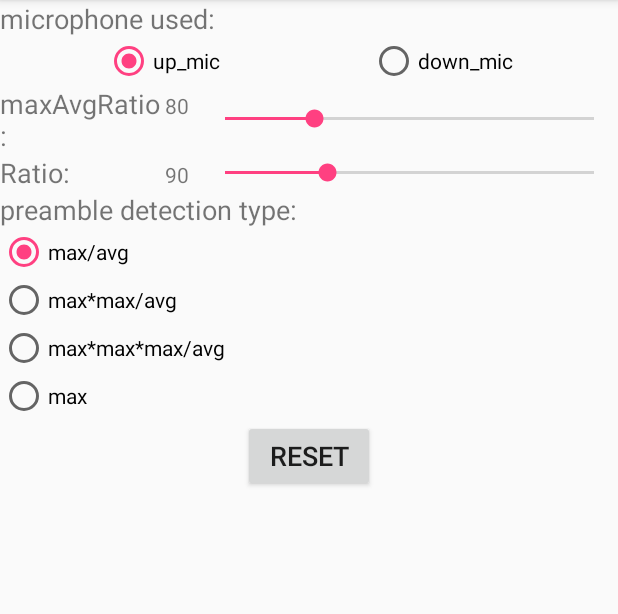
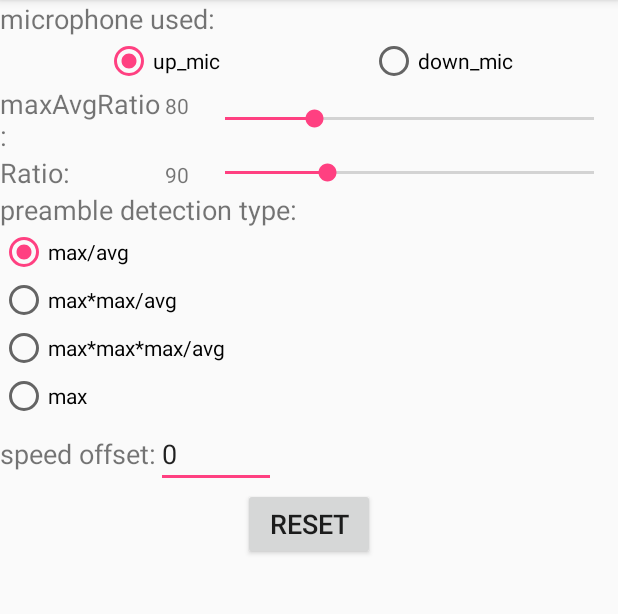
Before and after one commit to caichao/AALTS, an Android app: the SettingActivity screen opened directly, with no data from a screen before it, on a phone screen of 412 x 824 dp, the part 84-698 px from its top. Run offline under Robolectric (Android 15) with nearby library versions, the light colour scheme and no system bars; our stand-ins replace ButterKnife.

Commit message:
添加了速度偏移的设置

```diff
--- a/app/src/main/java/hust/cc/asynchronousacousticlocalization/activity/MainActivity.java
+++ b/app/src/main/java/hust/cc/asynchronousacousticlocalization/activity/MainActivity.java
@@ -196,7 +196,6 @@ public class MainActivity extends AppCompatActivity implements AudioRecorder.Rec
         decodeScheduleMessage = DecodeScheduleMessage.getInstance();
         decodeScheduleMessage.start();
         Log.e(TAG, "decodeSchedule thread started");
-        try {
         editThreshold.setText(Float.toString(Decoder.rThreshold));
         editThreshold.setOnFocusChangeListener(new View.OnFocusChangeListener() {
             @Override
@@ -223,9 +222,6 @@ public class MainActivity extends AppCompatActivity implements AudioRecorder.Rec
 
             }
         });
-        }catch (Exception e){
-            e.printStackTrace();
-        }
         loadSettings();
 
 
@@ -527,6 +523,7 @@ public class MainActivity extends AppCompatActivity implements AudioRecorder.Rec
         Decoder.marThreshold = data.getIntExtra("maxAvgRatio",(int)FlagVar.maxAvgRatioThreshold)*1.0f/10;;
         Decoder.mUsed = data.getIntExtra("micUsed",FlagVar.micUsed);
         Decoder.pdType = data.getIntExtra("preambleDetectionType",FlagVar.micUsed);
+        Decoder.sOffset = data.getIntExtra("speedOffset",FlagVar.speedOffset);
         System.out.println("rThreshold:"+Decoder.rThreshold+"  marThreshold:"+Decoder.marThreshold);
         System.out.println(result);
     }
@@ -537,6 +534,7 @@ public class MainActivity extends AppCompatActivity implements AudioRecorder.Rec
         Decoder.pdType = sharedPreferences.getInt("preambleDetectionType",FlagVar.preambleDetectionType);
         Decoder.marThreshold = sharedPreferences.getInt("maxAvgRatio",(int)(FlagVar.maxAvgRatioThreshold*10))*1.0f/10;
         Decoder.rThreshold = sharedPreferences.getInt("ratio",(int)(FlagVar.ratioThreshold*10))*1.0f/10;
+        Decoder.sOffset = sharedPreferences.getInt("speedOffset",FlagVar.speedOffset);
     }
 
 }
--- a/app/src/main/java/hust/cc/asynchronousacousticlocalization/activity/SettingActivity.java
+++ b/app/src/main/java/hust/cc/asynchronousacousticlocalization/activity/SettingActivity.java
@@ -6,9 +6,12 @@ import android.content.SharedPreferences;
 import android.os.Bundle;
 import android.support.v7.app.AppCompatActivity;
 import android.view.KeyEvent;
+import android.view.MotionEvent;
 import android.view.View;
+import android.view.inputmethod.InputMethodManager;
 import android.widget.Button;
-import android.widget.ProgressBar;
+import android.widget.EditText;
+import android.widget.LinearLayout;
 import android.widget.RadioButton;
 import android.widget.RadioGroup;
 import android.widget.SeekBar;
@@ -47,11 +50,16 @@ public class SettingActivity extends AppCompatActivity{
     RadioButton detectButton4;
     @BindView(R.id.reset_settings)
     Button resetButton;
+    @BindView(R.id.speed_offset)
+    EditText offsetEdit;
+    @BindView(R.id.setting_linear)
+    LinearLayout settingLinear;
 
     private int micUsed;
     private int preambleDetectionType;
     private int maxAvgRatio;
     private int ratio;
+    private int speedOffset;
     private SharedPreferences sharedPreferences;
     private String runningSettingsStr = "RUNNING_SETTINGS";
 
@@ -145,14 +153,44 @@ public class SettingActivity extends AppCompatActivity{
                 preambleDetectionType = FlagVar.preambleDetectionType;
                 maxAvgRatio = (int)(FlagVar.maxAvgRatioThreshold*10);
                 ratio = (int)(FlagVar.ratioThreshold*10);
+                speedOffset = FlagVar.speedOffset;
+
                 loadSettings();
             }
         });
+
+        offsetEdit.setOnFocusChangeListener(new View.OnFocusChangeListener() {
+            @Override
+            public void onFocusChange(View v, boolean hasFocus) {
+                int val = Integer.parseInt(offsetEdit.getText().toString());
+                if(hasFocus == false){
+                    speedOffset = val;
+                }
+                saveSettings();
+
+            }
+        });
+
+        settingLinear.setOnTouchListener(new View.OnTouchListener() {
+            @Override
+            public boolean onTouch(View view, MotionEvent motionEvent) {
+                settingLinear.setFocusable(true);
+                settingLinear.setFocusableInTouchMode(true);
+                settingLinear.requestFocus();
+                InputMethodManager imm = (InputMethodManager) SettingActivity.this
+                        .getSystemService(Context.INPUT_METHOD_SERVICE);
+                imm.hideSoftInputFromWindow(view.getWindowToken(), 0);
+                return false;
+
+            }
+        });
+
         SharedPreferences sharedPreferences = getSharedPreferences(runningSettingsStr, Context.MODE_PRIVATE);
         micUsed = sharedPreferences.getInt("micUsed",FlagVar.micUsed);
         preambleDetectionType = sharedPreferences.getInt("preambleDetectionType",FlagVar.preambleDetectionType);
         maxAvgRatio = sharedPreferences.getInt("maxAvgRatio",(int)(FlagVar.maxAvgRatioThreshold*10));
         ratio = sharedPreferences.getInt("ratio",(int)(FlagVar.ratioThreshold*10));
+        speedOffset = sharedPreferences.getInt("speedOffset",FlagVar.speedOffset);
         loadSettings();
     }
 
@@ -163,6 +201,7 @@ public class SettingActivity extends AppCompatActivity{
         editor.putInt("preambleDetectionType",preambleDetectionType);
         editor.putInt("maxAvgRatio",maxAvgRatio);
         editor.putInt("ratio",ratio);
+        editor.putInt("speedOffset",speedOffset);
         editor.apply();
     }
 
@@ -200,6 +239,7 @@ public class SettingActivity extends AppCompatActivity{
                 break;
             }
         }
+        offsetEdit.setText(""+speedOffset);
 
     }
 
@@ -211,6 +251,7 @@ public class SettingActivity extends AppCompatActivity{
             intent.putExtra("preambleDetectionType",preambleDetectionType);
             intent.putExtra("maxAvgRatio",maxAvgRatio);
             intent.putExtra("ratio",ratio);
+            intent.putExtra("speedOffset",speedOffset);
             setResult(RESULT_OK, intent);
             finish();
             return true;
--- a/app/src/main/java/hust/cc/asynchronousacousticlocalization/processing/Decoder.java
+++ b/app/src/main/java/hust/cc/asynchronousacousticlocalization/processing/Decoder.java
@@ -49,6 +49,7 @@ public class Decoder implements FlagVar{
     public static float marThreshold;
     public static int mUsed;
     public static int pdType;
+    public static int sOffset;
     protected float maRatio;
     protected float ratio;
 
--- a/app/src/main/java/hust/cc/asynchronousacousticlocalization/utils/FlagVar.java
+++ b/app/src/main/java/hust/cc/asynchronousacousticlocalization/utils/FlagVar.java
@@ -94,6 +94,7 @@ public interface FlagVar {
     int DETECT_TYPE2 = 2;
     int DETECT_TYPE3 = 3;
     int DETECT_TYPE4 = 4;
+    int speedOffset = 0;
     int micUsed = MIC_UP;
     int preambleDetectionType = DETECT_TYPE1;
 }
--- a/app/src/main/res/layout/layout_running_setting.xml
+++ b/app/src/main/res/layout/layout_running_setting.xml
@@ -2,7 +2,8 @@
 <LinearLayout xmlns:android="http://schemas.android.com/apk/res/android"
     android:layout_width="match_parent"
     android:layout_height="match_parent"
-    android:orientation="vertical">
+    android:orientation="vertical"
+    android:id="@+id/setting_linear">
 
     <TextView
         android:layout_width="wrap_content"
@@ -108,6 +109,27 @@
             android:id="@+id/detect4"/>
     </RadioGroup>
 
+    <LinearLayout
+        android:layout_width="wrap_content"
+        android:layout_height="wrap_content"
+        android:orientation="horizontal">
+
+        <TextView
+            android:layout_width="wrap_content"
+            android:layout_height="wrap_content"
+            android:textSize="18dp"
+            android:text="speed offset:"/>
+
+        <EditText
+            android:layout_width="80dp"
+            android:layout_height="wrap_content"
+            android:id="@+id/speed_offset"
+            android:textSize="18dp"
+            android:inputType="number"
+            />
+
+    </LinearLayout>
+
     <Button
         android:layout_width="wrap_content"
         android:layout_height="wrap_content"
```
Also changed, not shown: app/src/main/java/hust/cc/asynchronousacousticlocalization/processing/DecodThread.java (+9 -0 lines). Lines whose indentation alone changed are shown as unchanged.
